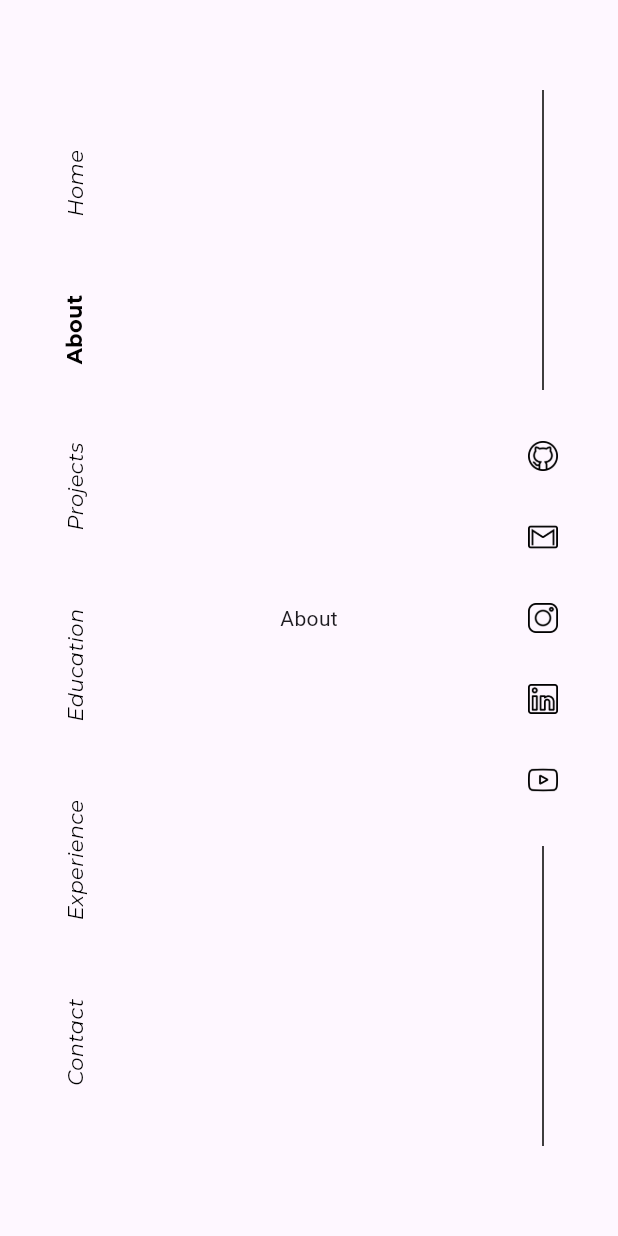
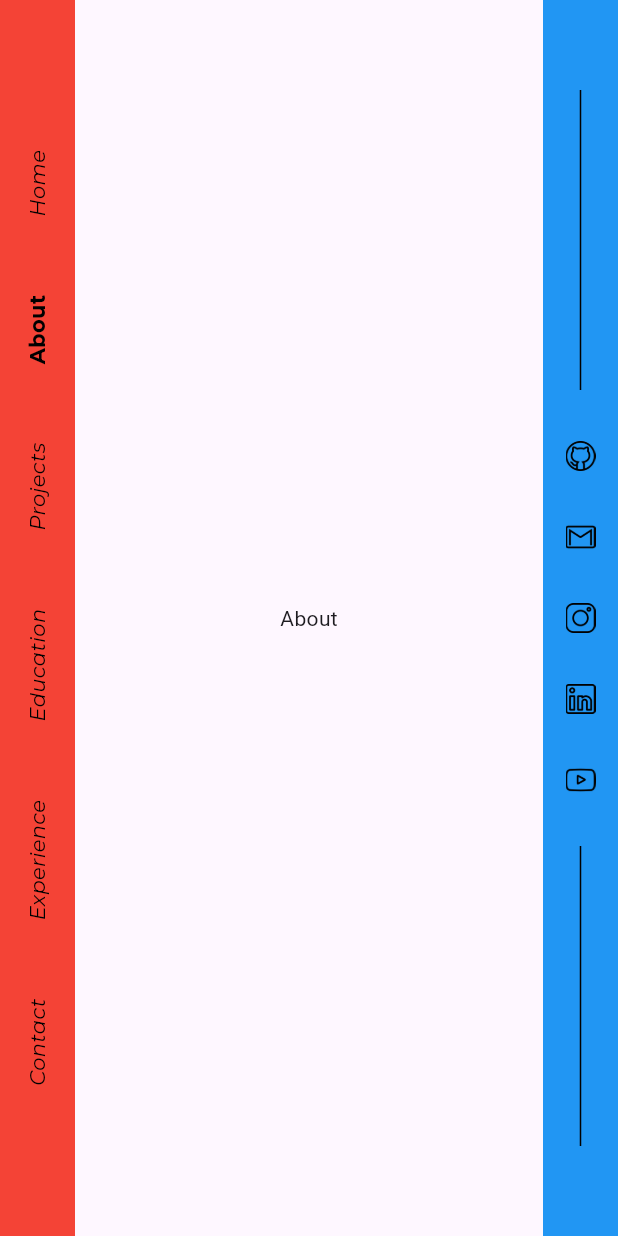
Before and after one commit to Gurung-Manish/Portfolio, a Flutter app: the screen it shows after launch, after a tap on "About", on a phone screen of 412 x 824 dp. Run offline on Flutter 3.47's test engine with Material 3 defaults, Android fonts, the phone set to English and light mode, and no system bars; our stand-ins replace bloc, flutter_animate, flutter_bloc, freezed_annotation, go_router, timelines; project files that could hold a hidden picture were left out.

Commit message:
new codes

```diff
--- /dev/null
+++ b/lib/pages/centered_layout/centered_layout.dart
@@ -0,0 +1,16 @@
+import 'package:flutter/material.dart';
+
+class CenteredLayout extends StatelessWidget {
+  final Widget child;
+  const CenteredLayout({super.key, required this.child});
+
+  @override
+  Widget build(BuildContext context) {
+    return Container(
+      padding: const EdgeInsets.symmetric(horizontal: 40, vertical: 10),
+      alignment: Alignment.bottomCenter,
+      child: ConstrainedBox(
+          constraints: const BoxConstraints(maxWidth: 1200), child: child),
+    );
+  }
+}
--- a/lib/pages/home/pages/home_page.dart
+++ b/lib/pages/home/pages/home_page.dart
@@ -1,4 +1,5 @@
 import 'package:flutter/material.dart';
+import 'package:portfolio/pages/home/sections/education/education_section.dart';
 import 'package:portfolio/pages/home/sections/home/home_section.dart';
 import 'package:portfolio/pages/home/widgets/navigation_bar/navigation_bar.dart';
 import 'package:portfolio/pages/home/widgets/social_bar/social_bar.dart';
@@ -48,9 +49,7 @@ class _HomePageState extends State<HomePage> {
                       Center(
                         child: Text('Projects'),
                       ),
-                      Center(
-                        child: Text('Education'),
-                      ),
+                      EducationSection(),
                       Center(
                         child: Text('Experience'),
                       ),
--- /dev/null
+++ b/lib/pages/home/sections/education/education_section.dart
@@ -0,0 +1,42 @@
+import 'dart:developer';
+
+import 'package:flutter/material.dart';
+import 'package:portfolio/pages/centered_layout/centered_layout.dart';
+
+import 'package:timelines/timelines.dart';
+
+class EducationSection extends StatelessWidget {
+  const EducationSection({super.key});
+
+  @override
+  Widget build(BuildContext context) {
+    return CenteredLayout(
+      child: Center(
+        child: Column(
+          mainAxisAlignment: MainAxisAlignment.center,
+          crossAxisAlignment: CrossAxisAlignment.center,
+          children: [
+            SizedBox(
+              height: 500,
+              child: Timeline.tileBuilder(
+                builder: TimelineTileBuilder.fromStyle(
+                  contentsBuilder: (context, index) => Padding(
+                    padding: const EdgeInsets.all(24.0),
+                    child: Column(
+                      children: [
+                        Row(
+                          children: [Text("March 2021 - Dec 2022")],
+                        )
+                      ],
+                    ),
+                  ),
+                  itemCount: 2,
+                ),
+              ),
+            )
+          ],
+        ),
+      ),
+    );
+  }
+}
--- a/lib/pages/home/sections/home/home_section.dart
+++ b/lib/pages/home/sections/home/home_section.dart
@@ -1,14 +1,17 @@
 import 'package:flutter/material.dart';
+import 'package:flutter_animate/flutter_animate.dart';
+import 'package:portfolio/pages/centered_layout/centered_layout.dart';
 
 class HomeSection extends StatelessWidget {
   const HomeSection({super.key});
 
   @override
   Widget build(BuildContext context) {
-    return Stack(
+    return CenteredLayout(
+      child: Stack(
         children: [
           Positioned(
-          left: 0,
+            left: 1,
             top: 200,
             child: Text(
               "IT'S ME",
@@ -17,8 +20,14 @@ class HomeSection extends StatelessWidget {
                   fontFamily: 'Montserrat',
                   fontWeight: FontWeight.w800,
                   fontSize: 150),
+            )
+                .animate()
+                .fade(delay: 700.ms)
+                .slideX(duration: 700.ms, begin: -0.3, end: 0.0),
           ),
-        ),
+          Row(
+            mainAxisAlignment: MainAxisAlignment.end,
+            children: [
               const Column(
                 crossAxisAlignment: CrossAxisAlignment.start,
                 mainAxisAlignment: MainAxisAlignment.center,
@@ -35,8 +44,14 @@ class HomeSection extends StatelessWidget {
                     style: TextStyle(fontFamily: 'Montserrat'),
                   ),
                 ],
+              )
+                  .animate()
+                  .fade(delay: 700.ms)
+                  .slideX(duration: 700.ms, begin: 0.3, end: 0.0),
+            ],
           ),
         ],
+      ),
     );
   }
 }
--- a/lib/pages/home/widgets/navigation_bar/navigation_bar.dart
+++ b/lib/pages/home/widgets/navigation_bar/navigation_bar.dart
@@ -10,7 +10,8 @@ class CustomNavigationBar extends StatelessWidget {
   @override
   Widget build(BuildContext context) {
     return Container(
-      width: 100,
+      color: Colors.red,
+      width: 50,
       height: MediaQuery.of(context).size.height,
       child: Padding(
         padding: const EdgeInsets.symmetric(vertical: 100.0),
--- a/lib/pages/home/widgets/social_bar/social_bar.dart
+++ b/lib/pages/home/widgets/social_bar/social_bar.dart
@@ -6,7 +6,8 @@ class SocialBar extends StatelessWidget {
   @override
   Widget build(BuildContext context) {
     return Container(
-      width: 100,
+      color: Colors.blue,
+      width: 50,
       height: MediaQuery.of(context).size.height,
       child: Padding(
         padding: const EdgeInsets.symmetric(vertical: 60.0),
--- a/pubspec.yaml
+++ b/pubspec.yaml
@@ -24,6 +24,8 @@ dependencies:
   flutter_dotenv: ^5.1.0
   json_serializable: ^6.7.1
   responsive_builder: ^0.7.0
+  flutter_animate: ^4.2.0+1
+  timelines: ^0.1.0
 
 dev_dependencies:
   flutter_test:
```
Also changed, not shown: lib/pages/home/sections/education/widget/education_timeline.dart (added, +44 -0 lines), pubspec.lock. Lines whose indentation alone changed are shown as unchanged.
